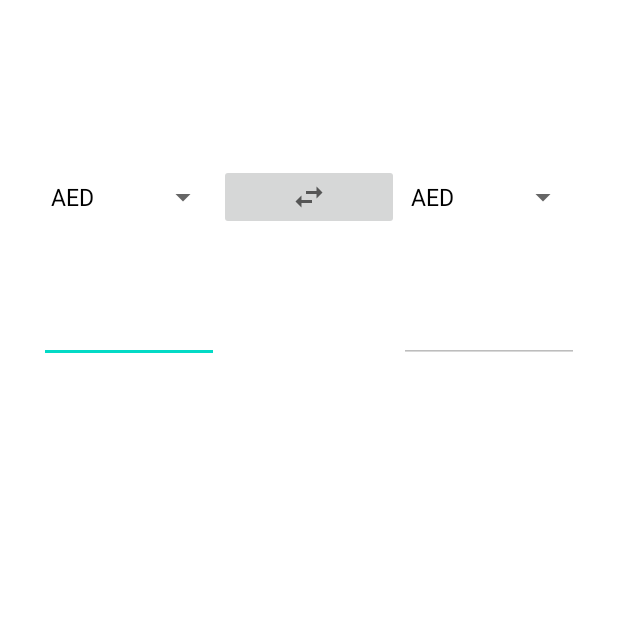
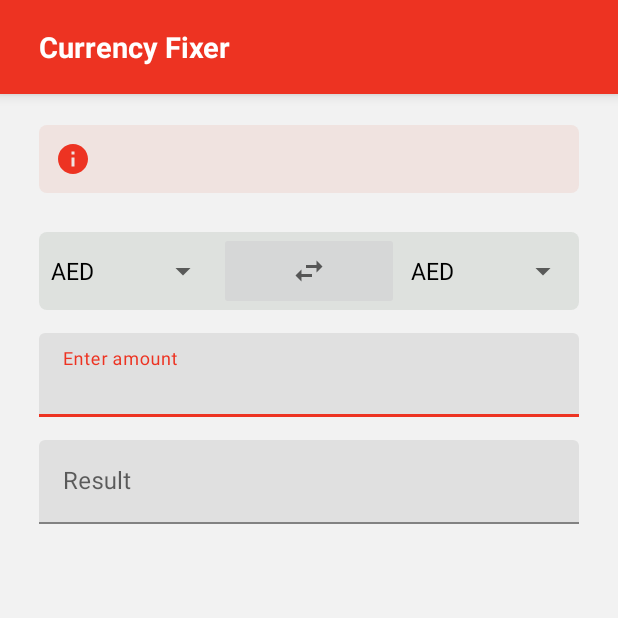
Before and after one commit to Ahmedc2l/currency-fixer, an Android app: the screen it shows after launch (MainActivity), on a phone screen of 412 x 824 dp, the top half of it. Run offline under Robolectric (Android 15) with nearby library versions, the phone set to English and light mode, and no system bars; our stand-ins replace Dagger/Hilt's generated code, data binding, sdp/ssp sizes; libraries missing offline, so code that uses them is left out: arrow.core; 1 statement that could not run was skipped.

Commit message:
ui changes

```diff
--- a/app/src/main/java/com/ahmedc2l/currencyfixer/app/converter/ConverterViewModel.kt
+++ b/app/src/main/java/com/ahmedc2l/currencyfixer/app/converter/ConverterViewModel.kt
@@ -1,5 +1,6 @@
 package com.ahmedc2l.currencyfixer.app.converter
 
+import android.util.Log
 import android.view.View
 import android.widget.AdapterView
 import androidx.lifecycle.LiveData
@@ -15,6 +16,7 @@ import kotlinx.coroutines.CoroutineScope
 import kotlinx.coroutines.Dispatchers
 import kotlinx.coroutines.SupervisorJob
 import kotlinx.coroutines.launch
+import java.lang.NumberFormatException
 import javax.inject.Inject
 
 @HiltViewModel
@@ -87,6 +89,7 @@ class ConverterViewModel @Inject constructor(
     }
 
     fun convertCurrencies(amount: Int?, fromCountry: Int?, toCountry: Int?) {
+        Log.i("TAG", "convertCurrencies: $amount")
         fromCountry?.let { from ->
             toCountry?.let { to ->
                 _latestExchangeRates.value?.let { latestExchangeRates ->
@@ -94,7 +97,7 @@ class ConverterViewModel @Inject constructor(
                         convertCurrenciesUseCase.invoke(
                             latestExchangeRates.countries[from],
                             latestExchangeRates.countries[to],
-                            amount ?: 1
+                            amount ?: 0
                         ).fold({
                             _error.postValue(it.toErrorString())
                         }, {
@@ -107,9 +110,14 @@ class ConverterViewModel @Inject constructor(
     }
 
     fun onAmountTextChange(text: CharSequence?, start: Int, before: Int, count: Int) {
-        if (!text.isNullOrEmpty()) {
-            _amount.value = text.toString().toInt()
-        }
+        if (!text.isNullOrEmpty())
+            try {
+                _amount.value = text.toString().toInt()
+            } catch (e: NumberFormatException) {
+                _amount.value = 0
+            }
+        else
+            _resultAmount.value = 0.0
     }
 
     fun onFromCountrySelected(parent: AdapterView<*>?, view: View?, position: Int, id: Long) {
--- a/app/src/main/java/com/ahmedc2l/currencyfixer/app/main/MyDialog.kt
+++ b/app/src/main/java/com/ahmedc2l/currencyfixer/app/main/MyDialog.kt
@@ -27,7 +27,7 @@ class MyDialog(private val context: Context) {
     }
 
     fun showErrorMessageDialog(message: String){
-        dialogError.findViewById<TextView>(R.id.tv_error_msg).text = message
+        dialogError.findViewById<TextView>(R.id.textView_error).text = message
         dialogError.show()
     }
 
--- /dev/null
+++ b/app/src/main/res/drawable/background_all_curved.xml
@@ -0,0 +1,5 @@
+<?xml version="1.0" encoding="utf-8"?>
+<shape android:shape="rectangle" xmlns:android="http://schemas.android.com/apk/res/android">
+    <corners android:radius="@dimen/_4sdp"/>
+    <solid android:color="@color/color7"/>
+</shape>
--- /dev/null
+++ b/app/src/main/res/drawable/ic_info.xml
@@ -0,0 +1,11 @@
+<vector xmlns:android="http://schemas.android.com/apk/res/android"
+    android:width="24dp"
+    android:height="24dp"
+    android:autoMirrored="true"
+    android:tint="#ed3322"
+    android:viewportWidth="24"
+    android:viewportHeight="24">
+    <path
+        android:fillColor="@android:color/white"
+        android:pathData="M12,2C6.48,2 2,6.48 2,12s4.48,10 10,10 10,-4.48 10,-10S17.52,2 12,2zM13,17h-2v-6h2v6zM13,9h-2L11,7h2v2z" />
+</vector>
--- a/app/src/main/res/layout/_dialog_error.xml
+++ b/app/src/main/res/layout/_dialog_error.xml
@@ -8,7 +8,7 @@
     android:layout_height="wrap_content">
 
     <TextView
-        android:id="@+id/tv_error_msg"
+        android:id="@+id/textView_error"
         android:layout_width="wrap_content"
         android:layout_height="wrap_content"
         android:layout_marginTop="@dimen/_5sdp"
--- a/app/src/main/res/layout/fragment_converter.xml
+++ b/app/src/main/res/layout/fragment_converter.xml
@@ -12,7 +12,7 @@
     <androidx.constraintlayout.widget.ConstraintLayout
         android:layout_width="match_parent"
         android:layout_height="match_parent"
-        android:background="@color/color2"
+        android:background="@color/color6"
         tools:context=".app.converter.ConverterFragment">
 
         <androidx.constraintlayout.widget.Guideline
@@ -30,91 +30,114 @@
             app:layout_constraintGuide_end="@dimen/_20sdp" />
 
         <TextView
+            android:id="@+id/textVIew_title"
+            android:layout_width="0dp"
+            android:layout_height="@dimen/_48sdp"
+            android:background="@color/color3"
+            android:elevation="@dimen/_4sdp"
+            android:gravity="center|start"
+            android:paddingStart="@dimen/_20sdp"
+            android:paddingEnd="@dimen/_20sdp"
+            android:text="@string/app_name"
+            android:textColor="@color/color2"
+            android:textSize="@dimen/_15sdp"
+            android:textStyle="bold"
+            app:layout_constraintEnd_toEndOf="parent"
+            app:layout_constraintStart_toStartOf="parent"
+            app:layout_constraintTop_toTopOf="parent" />
+
+        <TextView
             android:id="@+id/textView_date"
             android:layout_width="0dp"
             android:layout_height="wrap_content"
-            android:layout_marginTop="@dimen/_32sdp"
-            android:textSize="@dimen/_14sdp"
+            android:layout_marginTop="@dimen/_16sdp"
+            android:text="@{@string/last_updated_on(viewModel.latestExchangeRates.date)}"
             android:textColor="@color/color1"
-            android:gravity="center"
-            android:text="@{@string/last_updated_on(viewModel.latestExchangeRates.date)}"
+            android:textSize="@dimen/_12sdp"
+            android:background="@drawable/background_all_curved"
+            android:padding="@dimen/_8sdp"
+            android:drawablePadding="@dimen/_4sdp"
+            tools:text="2022-03-14"
             app:layout_constraintEnd_toStartOf="@+id/guideline_end"
             app:layout_constraintStart_toStartOf="@+id/guideline_start"
-            app:layout_constraintTop_toTopOf="parent"
-            tools:text="2022-03-14" />
+            app:layout_constraintTop_toBottomOf="@+id/textVIew_title"
+            app:drawableStartCompat="@drawable/ic_info" />
+
+        <LinearLayout
+            android:id="@+id/linerLayout_countries"
+            android:layout_width="0dp"
+            android:layout_height="@dimen/_40sdp"
+            android:background="@drawable/background_all_curved"
+            android:backgroundTint="@color/color5"
+            android:orientation="horizontal"
+            android:layout_marginTop="@dimen/_20sdp"
+            app:layout_constraintEnd_toStartOf="@+id/guideline_end"
+            app:layout_constraintStart_toStartOf="@+id/guideline_start"
+            app:layout_constraintTop_toBottomOf="@+id/textView_date">
 
             <Spinner
                 android:id="@+id/spinner_from"
                 android:layout_width="0dp"
-            android:layout_height="wrap_content"
-            android:layout_marginTop="@dimen/_32sdp"
+                android:layout_height="match_parent"
                 android:onItemSelected="@{viewModel::onFromCountrySelected}"
-            app:layout_constraintEnd_toStartOf="@+id/imageView_swap"
-            app:layout_constraintHorizontal_bias="0.5"
-            app:layout_constraintStart_toStartOf="@+id/guideline_start"
-            app:layout_constraintTop_toBottomOf="@+id/textView_date" />
+                android:layout_weight="1" />
 
             <ImageButton
                 android:id="@+id/imageView_swap"
                 android:layout_width="0dp"
-            android:layout_height="wrap_content"
+                android:layout_height="match_parent"
                 android:contentDescription="@string/action_swap"
                 android:onClick="@{() -> viewModel.onSwapClicked()}"
-            app:layout_constraintBottom_toBottomOf="@+id/spinner_from"
-            app:layout_constraintEnd_toStartOf="@+id/spinner_to"
-            app:layout_constraintHorizontal_bias="0.5"
-            app:layout_constraintStart_toEndOf="@+id/spinner_from"
-            app:layout_constraintTop_toTopOf="@+id/spinner_from"
+                android:layout_weight="1"
                 app:srcCompat="@drawable/ic_swap_horiz" />
 
             <Spinner
                 android:id="@+id/spinner_to"
                 android:layout_width="0dp"
+                android:layout_height="match_parent"
+                android:onItemSelected="@{viewModel::onToCountrySelected}"
+                android:layout_weight="1" />
+
+        </LinearLayout>
+
+        <com.google.android.material.textfield.TextInputLayout
+            android:id="@+id/textInputLayout_amount"
+            android:layout_width="0dp"
             android:layout_height="wrap_content"
-            android:onItemSelected="@{viewModel::onToCountrySelected}"
-            app:layout_constraintBottom_toBottomOf="@+id/spinner_from"
+            android:layout_marginTop="@dimen/_12sdp"
+            android:hint="@string/hint_enter_amount"
             app:layout_constraintEnd_toStartOf="@+id/guideline_end"
-            app:layout_constraintHorizontal_bias="0.5"
-            app:layout_constraintStart_toEndOf="@+id/imageView_swap"
-            app:layout_constraintTop_toTopOf="@+id/spinner_from" />
+            app:layout_constraintStart_toStartOf="@+id/guideline_start"
+            app:layout_constraintTop_toBottomOf="@+id/linerLayout_countries">
 
-        <EditText
-            android:id="@+id/editText_amount"
-            android:layout_width="0dp"
+            <com.google.android.material.textfield.TextInputEditText
+                android:layout_width="match_parent"
                 android:layout_height="wrap_content"
                 android:ems="10"
                 android:inputType="number"
-            android:layout_marginTop="@dimen/_32sdp"
                 android:onTextChanged="@{viewModel::onAmountTextChange}"
-            android:text="@{viewModel.amount + ``}"
-            app:layout_constraintEnd_toStartOf="@+id/space"
-            app:layout_constraintHorizontal_bias="0.5"
-            app:layout_constraintStart_toStartOf="@+id/guideline_start"
-            app:layout_constraintTop_toBottomOf="@+id/spinner_from" />
+                android:text="@{viewModel.amount + ``}" />
 
-        <Space
-            android:id="@+id/space"
-            android:layout_width="0dp"
-            android:layout_height="0dp"
-            app:layout_constraintBottom_toBottomOf="@+id/editText_amount"
-            app:layout_constraintEnd_toStartOf="@+id/editText_result"
-            app:layout_constraintHorizontal_bias="0.5"
-            app:layout_constraintStart_toEndOf="@+id/editText_amount"
-            app:layout_constraintTop_toTopOf="@+id/editText_amount" />
+        </com.google.android.material.textfield.TextInputLayout>
 
-        <EditText
-            android:id="@+id/editText_result"
+        <com.google.android.material.textfield.TextInputLayout
+            android:id="@+id/textInputLayout_result"
             android:layout_width="0dp"
             android:layout_height="wrap_content"
-            android:ems="10"
+            android:hint="@string/hint_result"
+            android:layout_marginTop="@dimen/_12sdp"
+            app:layout_constraintEnd_toStartOf="@+id/guideline_end"
+            app:layout_constraintStart_toStartOf="@+id/guideline_start"
+            app:layout_constraintTop_toBottomOf="@+id/textInputLayout_amount">
+
+            <com.google.android.material.textfield.TextInputEditText
+                android:layout_width="match_parent"
+                android:layout_height="wrap_content"
                 android:enabled="false"
-            android:inputType="numberDecimal"
-            android:text="@{viewModel.resultAmount + ``}"
-            app:layout_constraintBottom_toBottomOf="@+id/editText_amount"
-            app:layout_constraintEnd_toStartOf="@+id/guideline_end"
-            app:layout_constraintHorizontal_bias="0.5"
-            app:layout_constraintStart_toEndOf="@+id/space"
-            app:layout_constraintTop_toTopOf="@+id/editText_amount" />
+                android:inputType="number"
+                android:text="@{viewModel.resultAmount + ``}" />
+
+        </com.google.android.material.textfield.TextInputLayout>
 
     </androidx.constraintlayout.widget.ConstraintLayout>
 
--- a/app/src/main/res/values/colors.xml
+++ b/app/src/main/res/values/colors.xml
@@ -2,5 +2,9 @@
 <resources>
     <color name="color1">#000000</color>
     <color name="color2">#FFFFFF</color>
-    <color name="color3">#018786</color>
+    <color name="color3">#ed3322</color>
+    <color name="color4">#dfeaff</color>
+    <color name="color5">#dee1de</color>
+    <color name="color6">#f2f2f2</color>
+    <color name="color7">#f0e3e0</color>
 </resources>
--- a/app/src/main/res/values/strings.xml
+++ b/app/src/main/res/values/strings.xml
@@ -3,4 +3,6 @@
     <string name="msg_loading">Loading…</string>
     <string name="action_swap">Swap</string>
     <string name="last_updated_on">Last updated on: %s</string>
+    <string name="hint_enter_amount">Enter amount</string>
+    <string name="hint_result">Result</string>
 </resources>
```
Lines whose indentation alone changed are shown as unchanged.
